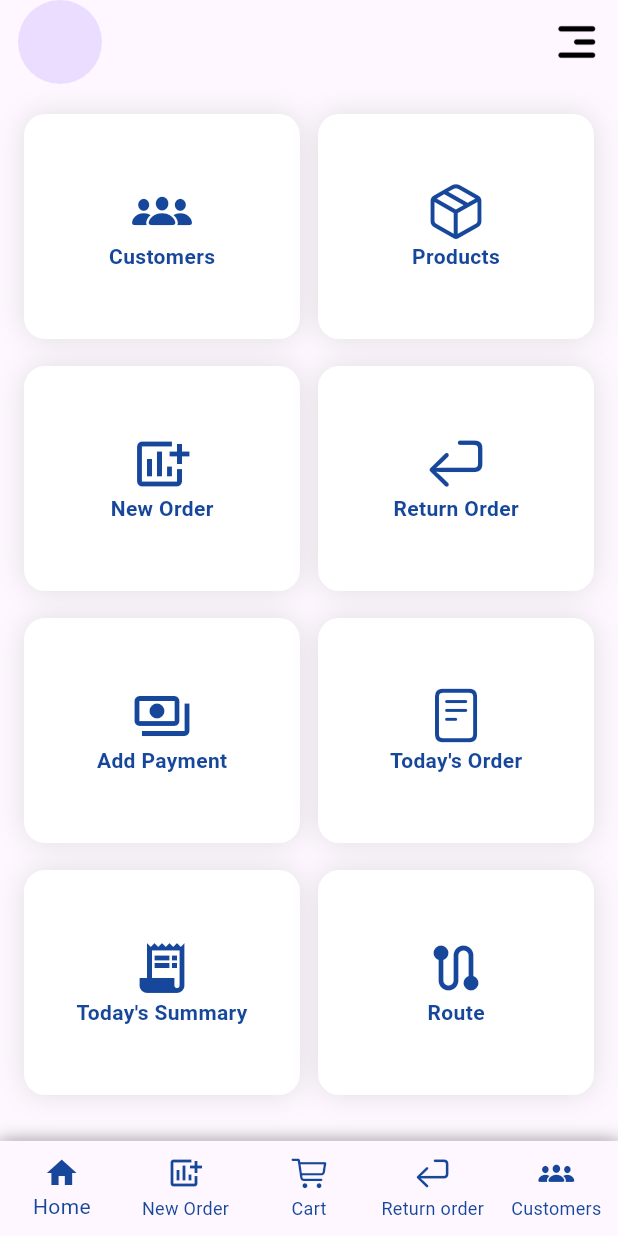
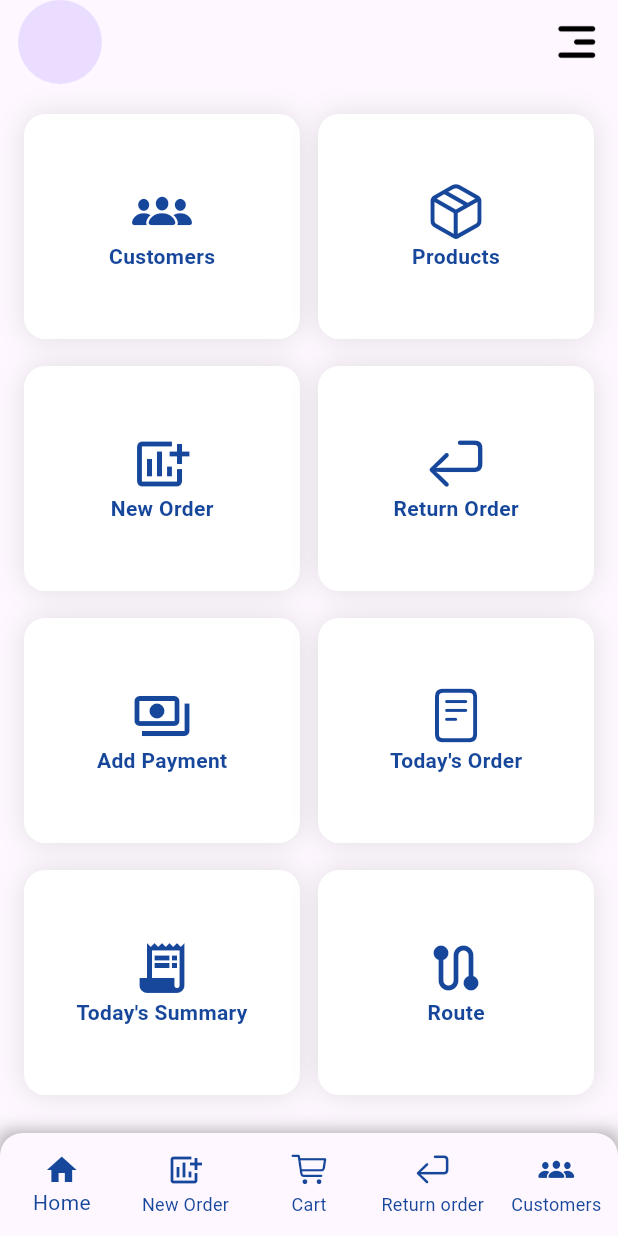
Before and after one commit to ejaz-ahamed/technaureus_testApp, a Flutter app: the screen it shows after launch, on a phone screen of 412 x 824 dp. Run offline on Flutter 3.47's test engine with Material 3 defaults, Android fonts, the light colour scheme and no system bars.

Commit message:
modified bottomnavbar

```diff
--- a/lib/view/home_page.dart
+++ b/lib/view/home_page.dart
@@ -38,6 +38,7 @@ class HomePage extends StatelessWidget {
           ),
         ),
       ),
+      extendBody: true,
       bottomNavigationBar: const BottomNavWidget(),
     );
   }
--- a/lib/view/widgets/bottom_nav_widget.dart
+++ b/lib/view/widgets/bottom_nav_widget.dart
@@ -8,7 +8,7 @@ class BottomNavWidget extends StatelessWidget {
   @override
   Widget build(BuildContext context) {
     return Container(
-      height: MediaQuery.sizeOf(context).height / 13,
+      height: MediaQuery.sizeOf(context).height / 12,
       decoration: const BoxDecoration(
         boxShadow: [
           BoxShadow(
@@ -16,6 +16,11 @@ class BottomNavWidget extends StatelessWidget {
             blurRadius: 10,
           ),
         ],
+      ),
+      child: ClipRRect(
+        borderRadius: const BorderRadius.only(
+          topRight: Radius.circular(15),
+          topLeft: Radius.circular(15),
         ),
         child: BottomNavigationBar(
           type: BottomNavigationBarType.fixed,
@@ -62,6 +67,7 @@ class BottomNavWidget extends StatelessWidget {
                 label: 'Customers'),
           ],
         ),
+      ),
     );
   }
 }
```
Lines whose indentation alone changed are shown as unchanged.
